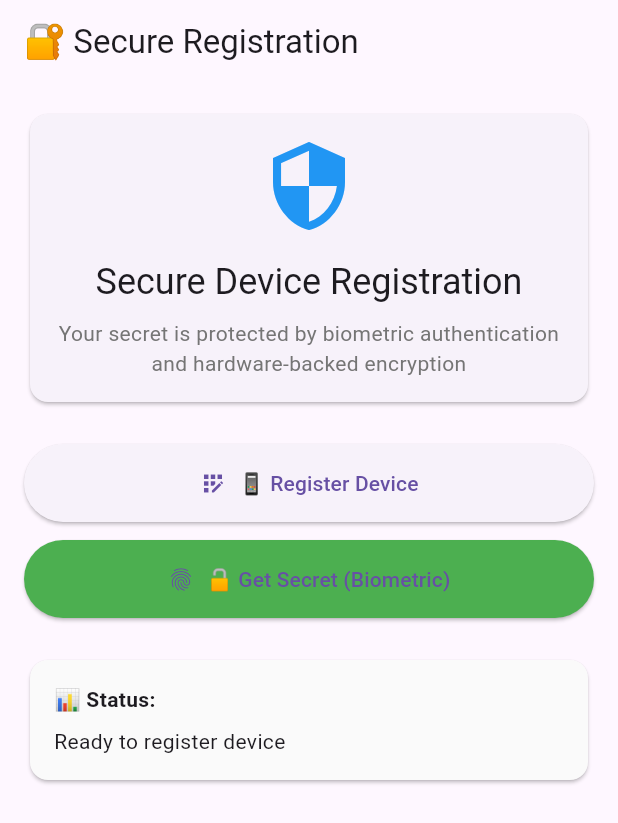
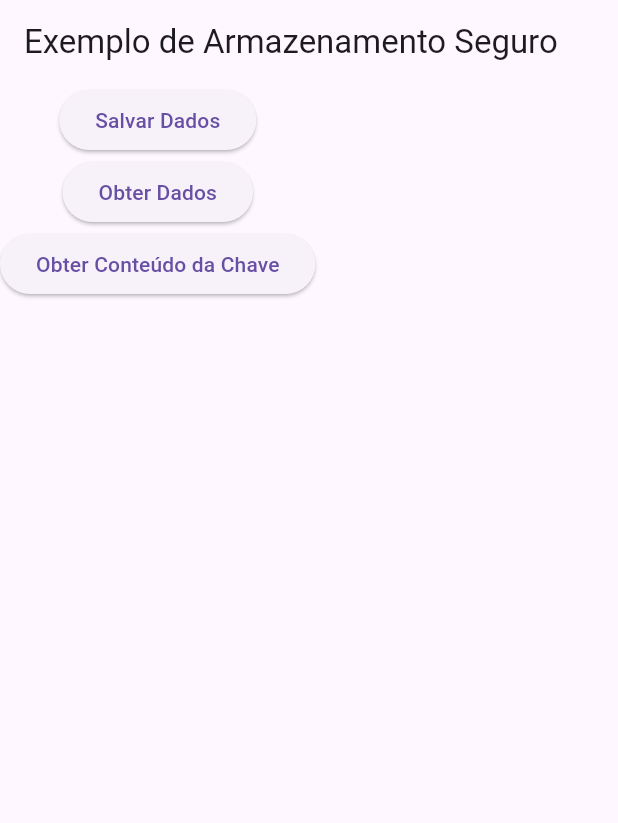
Before and after one commit to EdsonMello-code/secure_teste, a Flutter app: the screen it shows after launch, on a phone screen of 412 x 824 dp. Shown: the top 823 px of the screen. Run offline on Flutter 3.47's test engine with Material 3 defaults, Android fonts, the phone set to English and light mode, and no system bars; our stand-ins replace shared_preferences; missing offline and left inert: encrypt, pointycastle.

Commit message:
Implement key management and secure storage functionality; remove unused secure service and related dependencies.

```diff
--- /dev/null
+++ b/lib/key_storage.dart
@@ -0,0 +1,79 @@
+import 'package:encrypt/encrypt.dart';
+import 'package:flutter/services.dart';
+import 'package:pointycastle/export.dart';
+
+class KeyFailure implements Exception {
+  final String message;
+
+  const KeyFailure(this.message);
+}
+
+class KeyManager {
+  final _channel = MethodChannel('com.example.secure_teste/keys');
+
+  Future<String?> getPublicKey() async {
+    try {
+      final publicKeyBase64 = await _channel.invokeMethod<String>(
+        'getPublicKey',
+      );
+      if (publicKeyBase64 == null || publicKeyBase64.isEmpty) {
+        throw KeyFailure('Error: chave publica nao gerada!');
+      }
+      return _androidBase64ToPem(publicKeyBase64);
+    } on PlatformException catch (e) {
+      throw KeyFailure(e.message ?? '');
+    }
+  }
+
+  Future<String> decrypt(String? encryptedSecret) async {
+    try {
+      if (encryptedSecret == null) {
+        throw KeyFailure('No encrypted secret found. Register device first.');
+      }
+
+      final plainText = await _channel.invokeMethod<String>('decryptSecret', {
+        'encryptedSecret': encryptedSecret,
+      });
+
+      if (plainText == null) {
+        throw Exception('Decryption failed');
+      }
+      return plainText;
+    } catch (e) {
+      rethrow;
+    }
+  }
+
+  String _androidBase64ToPem(String androidBase64) {
+    final base64Lines = androidBase64
+        .replaceAllMapped(RegExp(r'.{1,64}'), (match) => '${match.group(0)}\n')
+        .trimRight();
+
+    return '-----BEGIN PUBLIC KEY-----\n$base64Lines\n-----END PUBLIC KEY-----\n';
+  }
+
+  // ✨ VERSÃO SIMPLIFICADA COM ENCRYPT PACKAGE
+  String encryptSecretToPKCS1Base64({
+    required String pemPublicKey,
+    required String secret,
+  }) {
+    try {
+      // Cria parser RSA do package encrypt
+      final parser = RSAKeyParser();
+      final asymmetricKey = parser.parse(pemPublicKey);
+
+      // Converte para RSAPublicKey (tipo esperado pelo RSA constructor)
+      final publicKey = RSAPublicKey(asymmetricKey.n!, asymmetricKey.exponent!);
+
+      // Cria encrypter com RSA PKCS1
+      final encrypter = Encrypter(RSA(publicKey: publicKey));
+
+      // Criptografa
+      final encrypted = encrypter.encrypt(secret);
+
+      return encrypted.base64;
+    } catch (e) {
+      throw KeyFailure('Encryption failed: $e');
+    }
+  }
+}
--- a/lib/main.dart
+++ b/lib/main.dart
@@ -1,188 +1,102 @@
 import 'package:flutter/material.dart';
-import 'package:secure_teste/secure_service.dart';
+import 'package:secure_teste/key_storage.dart';
+import 'package:secure_teste/secure_storage.dart';
+import 'package:shared_preferences/shared_preferences.dart';
 
-void main() => runApp(SecureApp());
+void main() {
+  runApp(MainApp());
+}
 
-class SecureApp extends StatelessWidget {
-  const SecureApp({super.key});
+class MainApp extends StatefulWidget {
+  const MainApp({super.key});
 
   @override
+  State<MainApp> createState() => _MainAppState();
+}
+
+class _MainAppState extends State<MainApp> {
+  @override
   Widget build(BuildContext context) {
-    return MaterialApp(
-      title: '🔐 Secure Device Registration',
-      theme: ThemeData(primarySwatch: Colors.blue),
-      home: SecurePage(),
-    );
+    return MaterialApp(home: HomePage());
   }
 }
 
-class SecurePage extends StatefulWidget {
-  const SecurePage({super.key});
+class HomePage extends StatefulWidget {
+  const HomePage({super.key});
 
   @override
-  _SecurePageState createState() => _SecurePageState();
+  State<HomePage> createState() => _HomePageState();
 }
 
-class _SecurePageState extends State<SecurePage> {
-  final _service = SecureService();
-  String _status = 'Ready to register device';
-  String _secret = '';
-  bool _loading = false;
+class _HomePageState extends State<HomePage> {
+  final KeyManager _keyManager = KeyManager();
+  late final SecureStorage? _secureStorage;
+
+  String texto = '';
+  @override
+  void initState() {
+    super.initState();
+    SharedPreferences.getInstance().then((prefs) {
+      _secureStorage = SecureStorage(
+        sharedPreferences: prefs,
+        keyManager: _keyManager,
+      );
+    });
+  }
 
   @override
   Widget build(BuildContext context) {
     return Scaffold(
-      appBar: AppBar(title: Text('🔐 Secure Registration')),
-      body: Padding(
-        padding: EdgeInsets.all(16),
-        child: Column(
-          crossAxisAlignment: CrossAxisAlignment.stretch,
-          children: [
-            Card(
-              child: Padding(
-                padding: EdgeInsets.all(16),
-                child: Column(
-                  children: [
-                    Icon(Icons.security, size: 64, color: Colors.blue),
-                    SizedBox(height: 16),
-                    Text(
-                      'Secure Device Registration',
-                      style: Theme.of(context).textTheme.headlineSmall,
-                      textAlign: TextAlign.center,
-                    ),
-                    SizedBox(height: 8),
-                    Text(
-                      'Your secret is protected by biometric authentication\nand hardware-backed encryption',
-                      textAlign: TextAlign.center,
-                      style: TextStyle(color: Colors.grey[600]),
-                    ),
-                  ],
-                ),
-              ),
-            ),
+      appBar: AppBar(title: Text('Exemplo de Armazenamento Seguro')),
+      body: Column(
+        children: [
+          ElevatedButton(
+            onPressed: () async {
+              try {
+                await _secureStorage!.save('Nome', data: 'Edson');
+              } catch (e) {
+                print('Erro ao salvar dados: $e');
+              }
+            },
+            child: Text('Salvar Dados'),
+          ),
+          ElevatedButton(
+            onPressed: () async {
+              try {
+                final data = await _secureStorage!.get('Nome');
+                ScaffoldMessenger.of(context).showSnackBar(
+                  SnackBar(content: Text('Dados recuperados: $data')),
+                );
+                print('Dados recuperados: $data');
+              } catch (e) {
+                print('Erro ao recuperar dados: $e');
+              }
+            },
+            child: Text('Obter Dados'),
+          ),
 
-            SizedBox(height: 24),
+          ElevatedButton(
+            onPressed: () async {
+              try {
+                final keyContent = await _secureStorage!.getKeyContent('Nome');
+                ScaffoldMessenger.of(context).showSnackBar(
+                  SnackBar(content: Text('Conteúdo da chave: $keyContent')),
+                );
 
-            ElevatedButton.icon(
-              onPressed: _loading ? null : _registerDevice,
-              icon: Icon(Icons.app_registration),
-              label: Text('📱 Register Device'),
-              style: ElevatedButton.styleFrom(
-                padding: EdgeInsets.symmetric(vertical: 16),
-              ),
-            ),
+                setState(() {
+                  texto = keyContent;
+                });
+                print('Conteúdo da chave: $keyContent');
+              } catch (e) {
+                print('Erro ao obter conteúdo da chave: $e');
+              }
+            },
+            child: Text('Obter Conteúdo da Chave'),
+          ),
 
-            SizedBox(height: 12),
-
-            ElevatedButton.icon(
-              onPressed: _loading ? null : _getSecret,
-              icon: Icon(Icons.fingerprint),
-              label: Text('🔓 Get Secret (Biometric)'),
-              style: ElevatedButton.styleFrom(
-                padding: EdgeInsets.symmetric(vertical: 16),
-                backgroundColor: Colors.green,
-              ),
-            ),
-
-            SizedBox(height: 24),
-
-            Card(
-              color: Colors.grey[50],
-              child: Padding(
-                padding: EdgeInsets.all(16),
-                child: Column(
-                  crossAxisAlignment: CrossAxisAlignment.start,
-                  children: [
-                    Text(
-                      '📊 Status:',
-                      style: TextStyle(fontWeight: FontWeight.bold),
-                    ),
-                    SizedBox(height: 8),
-                    Text(_status),
-                    if (_secret.isNotEmpty) ...[
-                      SizedBox(height: 16),
-                      Text(
-                        '🔐 Secret:',
-                        style: TextStyle(fontWeight: FontWeight.bold),
-                      ),
-                      SizedBox(height: 8),
-                      Container(
-                        padding: EdgeInsets.all(12),
-                        decoration: BoxDecoration(
-                          color: Colors.green[50],
-                          border: Border.all(color: Colors.green[200]!),
-                          borderRadius: BorderRadius.circular(8),
-                        ),
-                        child: Text(
-                          _secret,
-                          style: TextStyle(
-                            fontFamily: 'monospace',
-                            color: Colors.green[800],
-                            fontWeight: FontWeight.bold,
-                          ),
-                        ),
-                      ),
-                    ],
-                  ],
-                ),
-              ),
-            ),
-
-            if (_loading)
-              Padding(
-                padding: EdgeInsets.symmetric(vertical: 16),
-                child: Center(child: CircularProgressIndicator()),
-              ),
-          ],
-        ),
+          SelectableText(texto),
+        ],
       ),
     );
   }
-
-  Future<void> _registerDevice() async {
-    setState(() {
-      _loading = true;
-      _status = 'Registering device...';
-    });
-
-    try {
-      // CHANGE THIS IP TO YOUR SERVER
-      await _service.registerDevice('http://192.168.1.145:3000');
-      setState(() {
-        _status = '✅ Device registered successfully!';
-      });
-    } catch (e) {
-      setState(() {
-        _status = '❌ Registration failed: $e';
-      });
-    } finally {
-      setState(() {
-        _loading = false;
-      });
-    }
-  }
-
-  Future<void> _getSecret() async {
-    setState(() {
-      _loading = true;
-      _status = 'Requesting biometric authentication...';
-      _secret = '';
-    });
-
-    try {
-      final secret = await _service.getSecret();
-      setState(() {
-        _status = '✅ Secret retrieved successfully!';
-        _secret = secret;
-      });
-    } catch (e) {
-      setState(() {
-        _status = '❌ Failed to get secret: $e';
-      });
-    } finally {
-      setState(() {
-        _loading = false;
-      });
-    }
-  }
 }
--- a/lib/secure_service.dart
+++ /dev/null
@@ -1,95 +0,0 @@
-import 'dart:convert';
-
-import 'package:flutter/services.dart';
-import 'package:flutter_secure_storage/flutter_secure_storage.dart';
-import 'package:http/http.dart' as http;
-
-class SecureService {
-  static const _channel = MethodChannel('com.example.secure_teste/keys');
-  static const _storage = FlutterSecureStorage();
-
-  Future<void> registerDevice(String serverUrl) async {
-    try {
-      final publicKeyBase64 = await _channel.invokeMethod<String>(
-        'getPublicKey',
-      );
-      if (publicKeyBase64 == null) {
-        throw Exception('Failed to obtain device public key');
-      }
-
-      print('📱 Device public key obtained');
-
-      // Register with server
-      final response = await http.post(
-        Uri.parse('$serverUrl/register'),
-        headers: {'Content-Type': 'application/json'},
-        body: jsonEncode({'publicKeyBase64': publicKeyBase64}),
-      );
-
-      if (response.statusCode != 200) {
-        throw Exception('Server registration failed: ${response.body}');
-      }
-
-      final responseData = jsonDecode(response.body);
-      final encryptedSecret = responseData['encryptedBase64'] as String;
-
-      // Store encrypted secret locally
-      await _storage.write(key: 'encrypted_secret', value: encryptedSecret);
-
-      print('✅ Device registered successfully');
-      print('📦 Encrypted secret stored locally');
-    } catch (e) {
-      print('❌ Registration failed: $e');
-      rethrow;
-    }
-  }
-
-  /// 🔓 Get secret with biometric authentication
-  ///
-  /// Process:
-  /// 1. Load encrypted secret from storage
-  /// 2. Request biometric authentication
-  /// 3. Decrypt using hardware-backed private key
-  Future<String> getSecret() async {
-    try {
-      // Load encrypted secret from storage
-      final encryptedSecret = await _storage.read(key: 'encrypted_secret');
-      if (encryptedSecret == null) {
-        throw Exception('No encrypted secret found. Register device first.');
-      }
-
-      print('📦 Encrypted secret loaded from storage');
-      print('👆 Requesting biometric authentication...');
-
-      // Decrypt with biometric authentication
-      final secret = await _channel.invokeMethod<String>('decryptSecret', {
-        'encryptedSecret': encryptedSecret,
-      });
-
-      if (secret == null) {
-        throw Exception('Decryption failed');
-      }
-
-      print('✅ Secret decrypted successfully');
-      return secret;
-    } catch (e) {
-      print('❌ Failed to get secret: $e');
-      rethrow;
-    }
-  }
-
-  /// 🗑️ Reset device registration
-  ///
-  /// Deletes the RSA key from Android KeyStore and removes the stored
-  /// encrypted blob to guarantee the next registration uses a fresh key/blob pair.
-  Future<void> resetDevice() async {
-    try {
-      await _channel.invokeMethod<void>('deleteKey');
-      await _storage.delete(key: 'encrypted_secret');
-      print('🗑️ Device reset completed');
-    } catch (e) {
-      print('❌ Reset failed: $e');
-      rethrow;
-    }
-  }
-}
--- /dev/null
+++ b/lib/secure_storage.dart
@@ -0,0 +1,66 @@
+import 'package:secure_teste/key_storage.dart';
+import 'package:shared_preferences/shared_preferences.dart';
+
+class SecureStorageFailure implements Exception {
+  final String message;
+
+  const SecureStorageFailure(this.message);
+}
+
+class SecureStorage {
+  final SharedPreferences _sharedPreferences;
+  final KeyManager _keyManager;
+
+  const SecureStorage({
+    required SharedPreferences sharedPreferences,
+    required KeyManager keyManager,
+  }) : _sharedPreferences = sharedPreferences,
+       _keyManager = keyManager;
+
+  Future<String> get(String key) async {
+    final isContainKey = _sharedPreferences.containsKey(key);
+
+    if (!isContainKey) {
+      throw SecureStorageFailure('Conteudo da chave $key não existente!');
+    }
+
+    final String valueEncrypted = _sharedPreferences.getString(key)!;
+
+    try {
+      final planText = await _keyManager.decrypt(valueEncrypted);
+
+      return planText;
+    } on KeyFailure catch (e) {
+      throw SecureStorageFailure(e.message);
+    }
+  }
+
+  Future<String> getKeyContent(String key) async {
+    final isContainKey = _sharedPreferences.containsKey(key);
+
+    if (!isContainKey) {
+      throw SecureStorageFailure('Conteudo da chave $key não existente!');
+    }
+
+    return _sharedPreferences.getString(key)!;
+  }
+
+  Future<bool> save(String key, {required String data}) async {
+    if (key.isEmpty) {
+      throw SecureStorageFailure('A chave não pode ser vazia!');
+    }
+
+    final publicKey = await _keyManager.getPublicKey();
+
+    if (publicKey == null || publicKey.isEmpty) {
+      throw SecureStorageFailure('Erro: chave publica nao gerada!');
+    }
+
+    final dataEncrypted = _keyManager.encryptSecretToPKCS1Base64(
+      pemPublicKey: publicKey,
+      secret: data,
+    );
+
+    return await _sharedPreferences.setString(key, dataEncrypted);
+  }
+}
--- a/pubspec.yaml
+++ b/pubspec.yaml
@@ -9,8 +9,9 @@ environment:
 dependencies:
   flutter:
     sdk: flutter
-  flutter_secure_storage: ^9.2.4
+  shared_preferences: ^2.5.3
   http: ^1.5.0
+  encrypt: ^5.0.3
 
 dev_dependencies:
   flutter_test:
```
Also changed, not shown: pubspec.lock, 5 other files.
